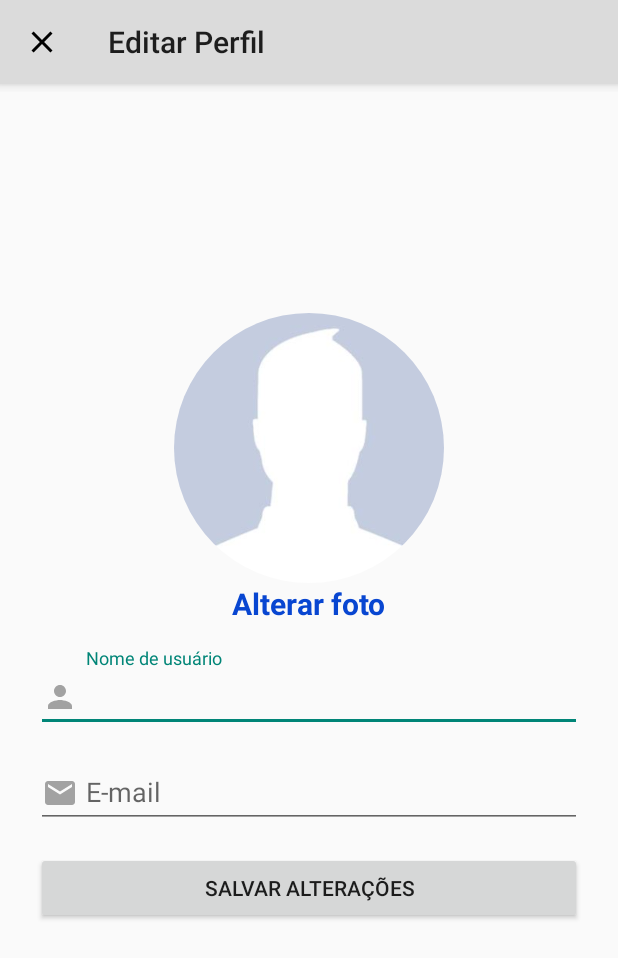
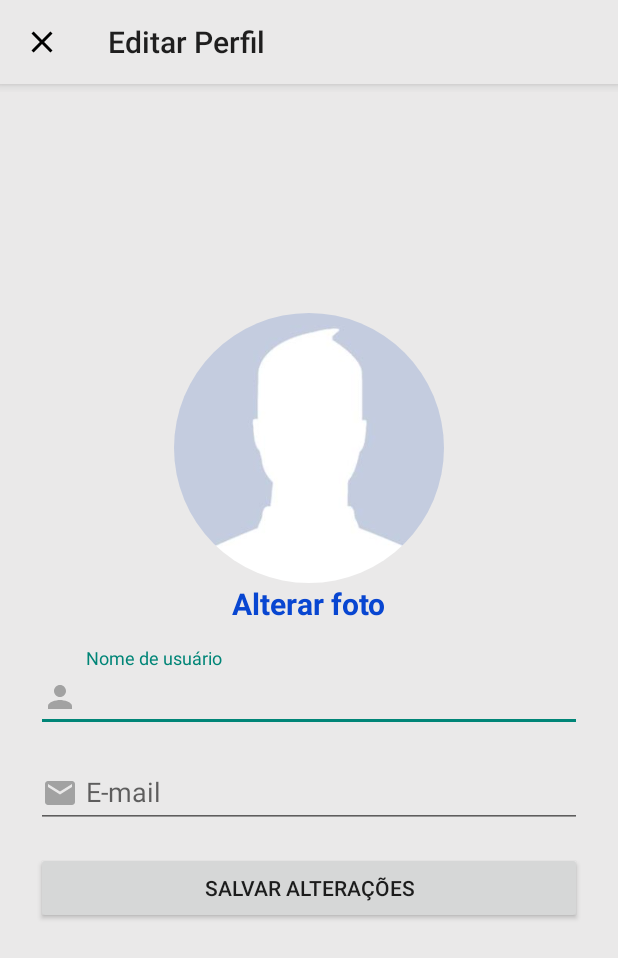
Before and after one commit to zNyller/App-Instagram-clone, an Android app: the EditarPerfilActivity screen opened directly, with no data from a screen before it, on a phone screen of 412 x 824 dp. Shown: the top 958 px of the screen. Run offline under Robolectric (Android 15) with nearby library versions, the phone set to English and light mode, and no system bars; our stand-ins replace CircleImageView.

Commit message:
Versão com autenticação do usuário

```diff
--- a/app/src/main/java/com/example/instagram/MainActivity.java
+++ b/app/src/main/java/com/example/instagram/MainActivity.java
@@ -41,7 +41,6 @@ public class MainActivity extends AppCompatActivity {
         FragmentManager fragmentManager = getSupportFragmentManager();
         FragmentTransaction fragmentTransaction = fragmentManager.beginTransaction();
         fragmentTransaction.replace(R.id.viewPager, new FeedFragment()).commit();
-
 
     }
 
--- a/app/src/main/java/com/example/instagram/activity/CadastroActivity.java
+++ b/app/src/main/java/com/example/instagram/activity/CadastroActivity.java
@@ -77,7 +77,7 @@ public class CadastroActivity extends AppCompatActivity {
             public void onComplete(@NonNull Task<AuthResult> task) {
                 if (task.isSuccessful()){
                     progressBar.setVisibility(View.GONE);
-                    String idUsuario = Base64Custom.codificarBase64(usuario.getEmail());
+                    String idUsuario = task.getResult().getUser().getUid();
                     usuario.setIdUsuario(idUsuario);
                     usuario.salvar();
 
--- a/app/src/main/java/com/example/instagram/model/Usuario.java
+++ b/app/src/main/java/com/example/instagram/model/Usuario.java
@@ -2,6 +2,7 @@ package com.example.instagram.model;
 
 import com.example.instagram.helper.ConfigFirebase;
 import com.google.firebase.database.DatabaseReference;
+import com.google.firebase.database.Exclude;
 
 import java.io.Serializable;
 
@@ -13,7 +14,7 @@ public class Usuario implements Serializable {
 
     public void salvar(){
         DatabaseReference firebase = ConfigFirebase.getDatabase();
-        firebase.child("usuarios").child(this.idUsuario).setValue(this);
+        firebase.child("usuarios").child(getIdUsuario()).setValue(this);
     }
 
     public String getNome() {
@@ -32,6 +33,7 @@ public class Usuario implements Serializable {
         this.email = email;
     }
 
+    @Exclude
     public String getSenha() {
         return senha;
     }
--- a/app/src/main/res/layout/activity_editar_perfil.xml
+++ b/app/src/main/res/layout/activity_editar_perfil.xml
@@ -4,6 +4,7 @@
     xmlns:tools="http://schemas.android.com/tools"
     android:layout_width="match_parent"
     android:layout_height="match_parent"
+    android:background="@color/light_gray"
     tools:context=".activity.EditarPerfilActivity">
 
     <include layout="@layout/toolbar" />
--- a/app/src/main/res/layout/fragment_feed.xml
+++ b/app/src/main/res/layout/fragment_feed.xml
@@ -9,6 +9,7 @@
     <TextView
         android:layout_width="match_parent"
         android:layout_height="match_parent"
+        android:background="@color/light_gray"
         android:gravity="center"
         android:text="Feed"
         android:textSize="20sp"
--- a/app/src/main/res/layout/fragment_perfil.xml
+++ b/app/src/main/res/layout/fragment_perfil.xml
@@ -5,6 +5,7 @@
     android:id="@+id/fragmentPerfil"
     android:layout_width="match_parent"
     android:layout_height="match_parent"
+    android:background="@color/light_gray"
     tools:context=".fragments.PerfilFragment">
 
     <de.hdodenhof.circleimageview.CircleImageView
--- a/app/src/main/res/values/colors.xml
+++ b/app/src/main/res/values/colors.xml
@@ -7,6 +7,6 @@
     <color name="teal_700">#FF018786</color>
     <color name="black">#FF000000</color>
     <color name="white">#FFFFFFFF</color>
-    <color name="light_gray">#DBDBDB</color>
+    <color name="light_gray">#EAE9E9</color>
     <color name="azul">#0846D1</color>
 </resources>
--- a/app/src/main/res/values/themes.xml
+++ b/app/src/main/res/values/themes.xml
@@ -5,6 +5,7 @@
         <item name="colorPrimary">@color/purple_500</item>
         <item name="colorPrimaryVariant">#462759</item>
         <item name="colorOnPrimary">@color/white</item>
+        <item name="backgroundColor">@color/light_gray</item>
         <!-- Secondary brand color. -->
         <item name="colorSecondary">@color/teal_200</item>
         <item name="colorSecondaryVariant">@color/teal_700</item>
```
